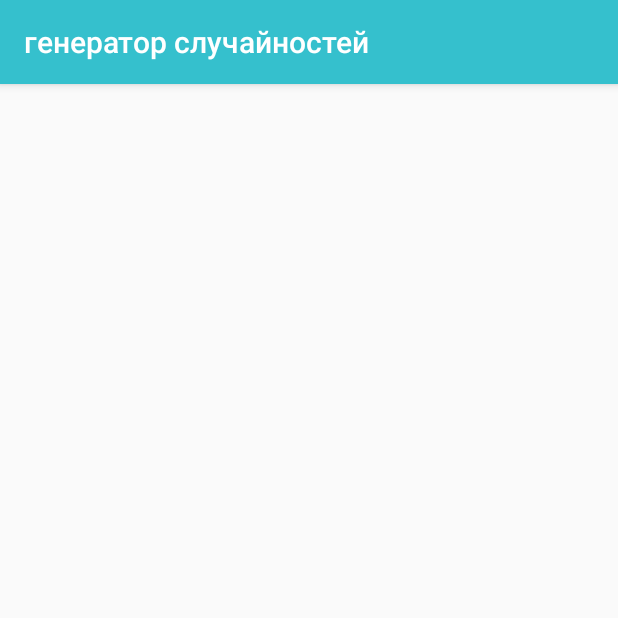
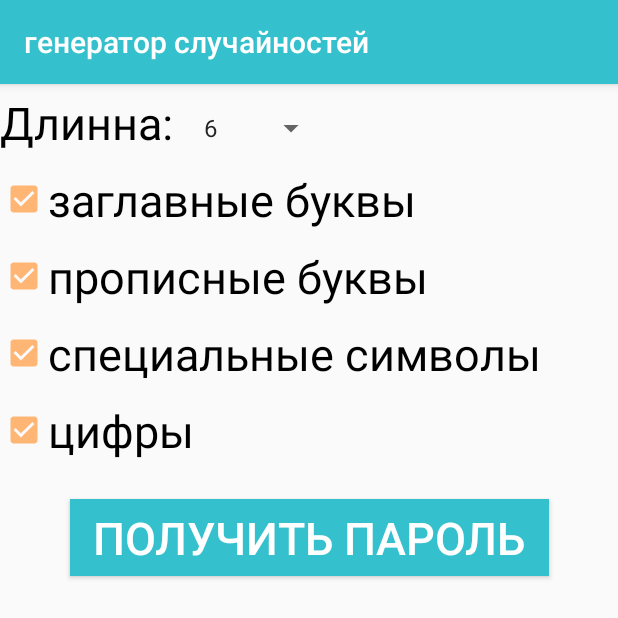
Before and after one commit to MeeLucky/Randomness, an Android app: the screen it shows after launch (SecondaryActivity), after a tap on "Пароли", on a phone screen of 412 x 824 dp. Shown: the top 618 px of the screen. Run offline under Robolectric (Android 15) with nearby library versions, the phone set to English and light mode, and no system bars.

Commit message:
passwords

```diff
--- a/app/src/main/java/com/example/randomness/SecondaryActivity.java
+++ b/app/src/main/java/com/example/randomness/SecondaryActivity.java
@@ -11,9 +11,13 @@ import android.view.LayoutInflater;
 import android.view.View;
 import android.view.WindowManager;
 import android.view.inputmethod.InputMethodManager;
+import android.widget.AdapterView;
+import android.widget.ArrayAdapter;
 import android.widget.Button;
+import android.widget.CheckBox;
 import android.widget.EditText;
 import android.widget.ImageView;
+import android.widget.Spinner;
 import android.widget.TextView;
 import android.widget.Toast;
 
@@ -25,7 +29,6 @@ public class SecondaryActivity extends AppCompatActivity {
     protected void onCreate(Bundle savedInstanceState) {
         super.onCreate(savedInstanceState);
         setContentView(R.layout.activity_secondary);
-
 
         LayoutInflater inflater = getLayoutInflater();
         ConstraintLayout root = findViewById(R.id.root);
@@ -49,6 +52,7 @@ public class SecondaryActivity extends AppCompatActivity {
             case "letters":
                 break;
             case "passwords":
+                resource = R.layout.passwords;
                 break;
 
             default:
@@ -58,6 +62,31 @@ public class SecondaryActivity extends AppCompatActivity {
         }
 
         inflater.inflate(resource, root);
+
+        if(key.equals("passwords")) {
+            Spinner spinner = findViewById(R.id.lenSpinner);
+            String[] length = {"6","7","8","9","10","11","12","13","14","15","16","17","18","19","20","21","22","23"};
+            ArrayAdapter<String> adapter = new ArrayAdapter<String>(this, android.R.layout.simple_list_item_1, length);
+            adapter.setDropDownViewResource(android.R.layout.simple_spinner_dropdown_item);
+            spinner.setAdapter(adapter);
+
+
+            AdapterView.OnItemSelectedListener itemSelectedListener = new AdapterView.OnItemSelectedListener() {
+                @Override
+                public void onItemSelected(AdapterView<?> parent, View view, int position, long id) {
+
+                    // Получаем выбранный объект
+                    String item = (String)parent.getItemAtPosition(position);
+                    pasLen = Integer.parseInt(item);
+                }
+
+                @Override
+                public void onNothingSelected(AdapterView<?> parent) {
+
+                }
+            };
+            spinner.setOnItemSelectedListener(itemSelectedListener);
+        }
     }
 
     public void getNumber(View view) {
@@ -83,6 +112,16 @@ public class SecondaryActivity extends AppCompatActivity {
                 ((BitmapDrawable) getDrawable(R.drawable.coin2)).getBitmap());
     }
 
+    int pasLen = 6;
+    public void getPassword(View view) {
+        boolean[] settings = {
+                ((CheckBox)findViewById(R.id.checkbox1)).isChecked(),//заглавные
+                ((CheckBox)findViewById(R.id.checkbox2)).isChecked(),//прописные
+                ((CheckBox)findViewById(R.id.checkbox3)).isChecked(),//спец.
+                ((CheckBox)findViewById(R.id.checkbox4)).isChecked()//цифры
+        };
 
+        ((TextView)findViewById(R.id.result)).setText(Randomness.getPassword(pasLen, settings));
+    }
 
 }
--- /dev/null
+++ b/app/src/main/res/layout/passwords.xml
@@ -0,0 +1,89 @@
+<?xml version="1.0" encoding="utf-8"?>
+<androidx.constraintlayout.widget.ConstraintLayout
+    xmlns:android="http://schemas.android.com/apk/res/android"
+    android:layout_width="match_parent"
+    android:layout_height="match_parent"
+    xmlns:app="http://schemas.android.com/apk/res-auto">
+
+
+    <TextView
+        android:id="@+id/len"
+        style="@style/secondDefaultText"
+        app:layout_constraintLeft_toLeftOf="parent"
+        app:layout_constraintTop_toTopOf="parent"
+        android:layout_width="120dp"
+        android:text="Длинна:"/>
+
+    <Spinner
+        android:id="@+id/lenSpinner"
+        android:layout_width="wrap_content"
+        android:layout_height="wrap_content"
+        app:layout_constraintTop_toTopOf="@id/len"
+        app:layout_constraintLeft_toRightOf="@id/len"
+        android:paddingTop="5dp"
+        android:paddingBottom="5dp"/>
+
+    <!--    <EditText-->
+<!--        android:id="@+id/lenET"-->
+<!--        style="@style/secondDefaultText"-->
+<!--        app:layout_constraintTop_toTopOf="@id/len"-->
+<!--        app:layout_constraintLeft_toRightOf="@id/len"-->
+<!--        android:inputType="number"-->
+<!--        android:layout_width="350dp"-->
+<!--        android:text="6"/>-->
+
+    <CheckBox
+        android:id="@+id/checkbox1"
+        style="@style/secondDefaultText"
+        app:layout_constraintTop_toBottomOf="@+id/len"
+        app:layout_constraintLeft_toLeftOf="parent"
+        android:checked="true"
+        android:text="заглавные буквы"
+        />
+
+    <CheckBox
+        android:id="@+id/checkbox2"
+        style="@style/secondDefaultText"
+        app:layout_constraintTop_toBottomOf="@+id/checkbox1"
+        app:layout_constraintLeft_toLeftOf="parent"
+        android:checked="true"
+        android:text="прописные буквы"
+        />
+
+    <CheckBox
+        android:id="@+id/checkbox3"
+        style="@style/secondDefaultText"
+        app:layout_constraintTop_toBottomOf="@+id/checkbox2"
+        app:layout_constraintLeft_toLeftOf="parent"
+        android:checked="true"
+        android:text="специальные символы"
+        />
+
+    <CheckBox
+        android:id="@+id/checkbox4"
+        style="@style/secondDefaultText"
+        app:layout_constraintTop_toBottomOf="@+id/checkbox3"
+        app:layout_constraintLeft_toLeftOf="parent"
+        android:checked="true"
+        android:text="цифры"
+        />
+
+    <Button
+        android:id="@+id/getButton"
+        style="@style/secondDefaultButton"
+        app:layout_constraintTop_toBottomOf="@id/checkbox4"
+        app:layout_constraintLeft_toLeftOf="parent"
+        app:layout_constraintRight_toRightOf="parent"
+        android:layout_marginTop="20dp"
+        android:text="Получить пароль"
+        android:onClick="getPassword"/>
+
+    <TextView
+        android:id="@+id/result"
+        style="@style/secondDefaultText"
+        app:layout_constraintTop_toBottomOf="@+id/getButton"
+        app:layout_constraintBottom_toBottomOf="parent"
+        app:layout_constraintLeft_toLeftOf="parent"
+        app:layout_constraintRight_toRightOf="parent"/>
+
+</androidx.constraintlayout.widget.ConstraintLayout>
--- a/app/src/main/res/values/styles.xml
+++ b/app/src/main/res/values/styles.xml
@@ -42,5 +42,10 @@
         <item name="android:paddingRight">15dp</item>
         <item name="android:paddingLeft">15dp</item>
     </style>
+
+    <style name="secondDefaultCheckbox" parent="secondDefaultButton">
+        <item name="android:textSize">20sp</item>
+
+    </style>
 <!--        <item name=""></item>-->
 </resources>
```
Also changed, not shown: app/src/main/java/com/example/randomness/Randomness.java (+50 -1 lines).
